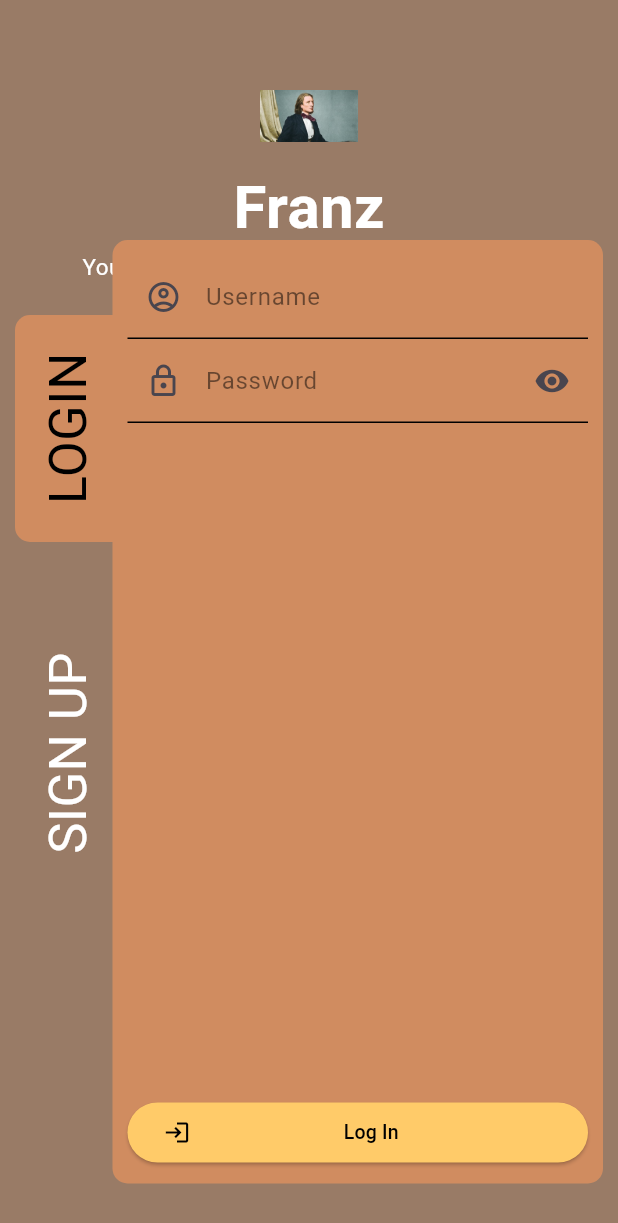
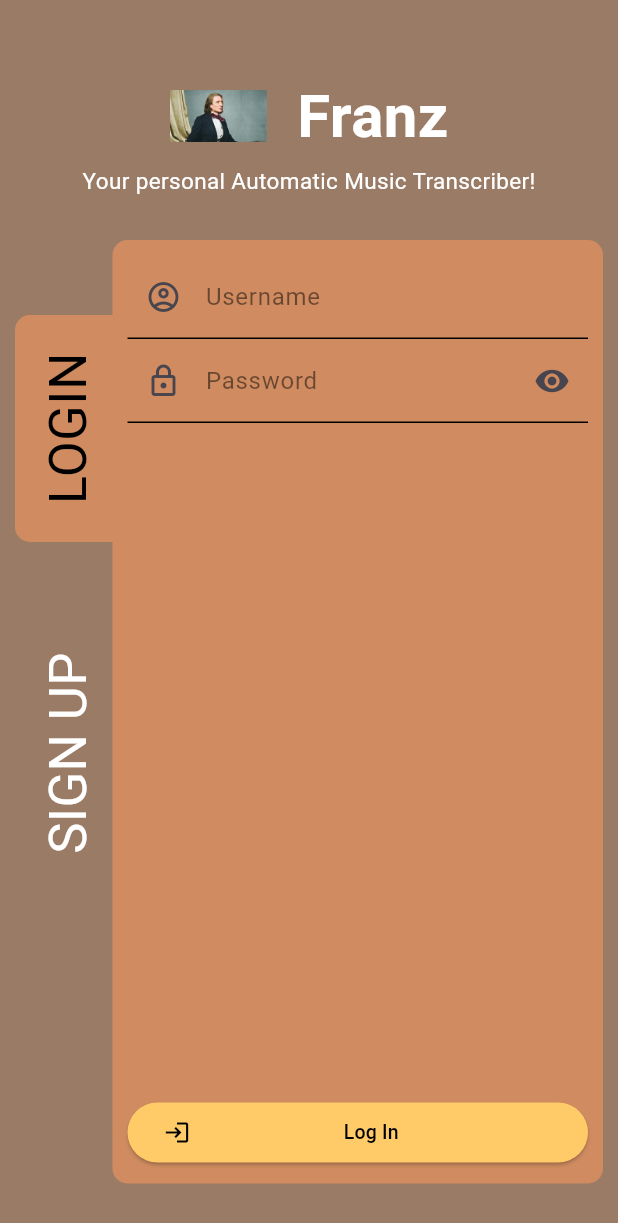
Before and after one commit to mahmoud-joumaa/Franz, a Flutter app: the screen it shows after launch, on a phone screen of 412 x 824 dp. Shown: the top 1223 px of the screen. Run offline on Flutter 3.47's test engine with Material 3 defaults, Android fonts, the phone set to English and light mode, and no system bars; our stand-ins replace audioplayers, file_picker, flutter_spinkit, material_design_icons_flutter, smooth_page_indicator; missing offline and left inert: amplify_auth_cognito, amplify_flutter, flutter_pdfview, record.

```diff
--- a/lib/pages/welcome.dart
+++ b/lib/pages/welcome.dart
@@ -73,13 +73,20 @@ class _WelcomeState extends State<Welcome> {
                   padding: const EdgeInsets.fromLTRB(10.0, 35.0, 10.0, 5.0),
                   child: Column(
                     children: [
+                      Row(
+                        mainAxisAlignment: MainAxisAlignment.center,
+                        crossAxisAlignment: CrossAxisAlignment.center,
+                        children: [
                           Image.asset("assets/Franz.jpg", height: 65.0, width: 65.0),
+                          SizedBox(width: 20.0),
                           const Text("Franz",
                             style: TextStyle(
                               color: Colors.white,
                               fontSize: 40.0,
                               fontWeight: FontWeight.bold,
                             ),
+                          ),
+                        ],
                       ),
                       const Text("Your personal Automatic Music Transcriber!",
                         style: TextStyle(
```
Lines whose indentation alone changed are shown as unchanged.
